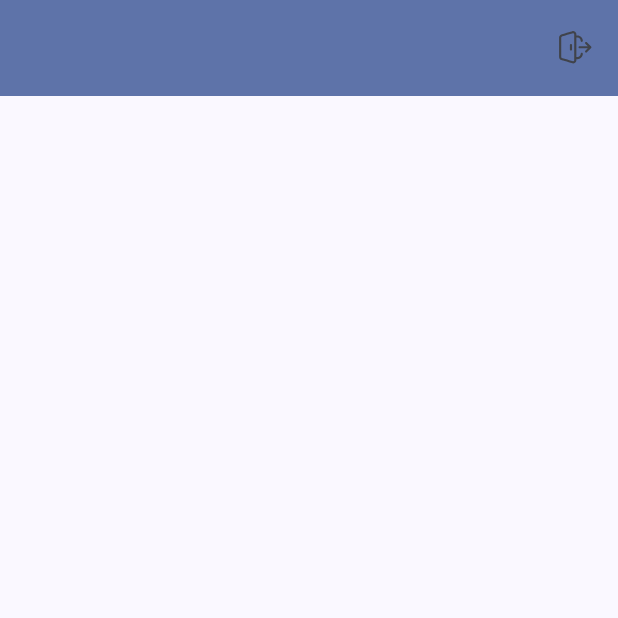
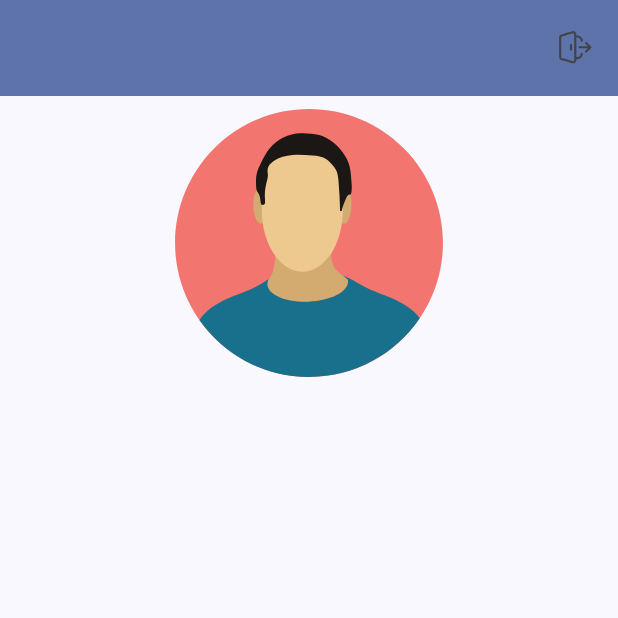
Before and after one commit to newkristian/bancash, an Android app built with Jetpack Compose: the HomeScreen screen opened through its navigation route, on a phone screen of 412 x 824 dp, the top half of it. Run offline under Robolectric (Android 15) with nearby library versions, the phone set to English and light mode, and no system bars; our stand-ins replace Firebase (no records; nobody signed in at launch, a user with empty details on screens opened directly); 1 statement that could not run was skipped.

Commit message:
Show user avatar in home

```diff
--- a/app/src/main/java/me/kristianconk/bancash/presentation/features/home/HomeScreen.kt
+++ b/app/src/main/java/me/kristianconk/bancash/presentation/features/home/HomeScreen.kt
@@ -2,11 +2,14 @@ package me.kristianconk.bancash.presentation.features.home
 
 import android.icu.text.NumberFormat
 import androidx.activity.compose.BackHandler
+import androidx.compose.foundation.Image
+import androidx.compose.foundation.layout.Box
 import androidx.compose.foundation.layout.Column
 import androidx.compose.foundation.layout.Row
 import androidx.compose.foundation.layout.fillMaxSize
 import androidx.compose.foundation.layout.fillMaxWidth
 import androidx.compose.foundation.layout.padding
+import androidx.compose.foundation.layout.size
 import androidx.compose.foundation.lazy.LazyColumn
 import androidx.compose.foundation.lazy.items
 import androidx.compose.material3.Card
@@ -19,12 +22,18 @@ import androidx.compose.material3.Text
 import androidx.compose.material3.TopAppBar
 import androidx.compose.material3.TopAppBarDefaults
 import androidx.compose.runtime.Composable
+import androidx.compose.ui.Alignment
 import androidx.compose.ui.Modifier
 import androidx.compose.ui.graphics.vector.ImageVector
+import androidx.compose.ui.layout.ContentScale
+import androidx.compose.ui.platform.LocalContext
+import androidx.compose.ui.res.painterResource
 import androidx.compose.ui.res.vectorResource
 import androidx.compose.ui.text.style.TextAlign
 import androidx.compose.ui.tooling.preview.Preview
 import androidx.compose.ui.unit.dp
+import coil.compose.AsyncImage
+import coil.request.ImageRequest
 import me.kristianconk.bancash.R
 import me.kristianconk.bancash.domain.model.Movement
 import me.kristianconk.bancash.domain.model.MovementType
@@ -73,6 +82,31 @@ fun HomeScreen(
                 .fillMaxSize(),
 
             ) {
+            item(key = "avatar") {
+                Box(modifier = Modifier.fillMaxWidth()) {
+                    uiState.avatarUrl?.let {
+                        AsyncImage(
+                            model = ImageRequest.Builder(LocalContext.current).data(it).crossfade(true).build(),
+                            contentDescription = "avatar",
+                            placeholder = painterResource(id = R.drawable.empty_avatar),
+                            contentScale = ContentScale.Inside,
+                            modifier = Modifier
+                                .padding(8.dp)
+                                .size(width = 180.dp, height = 180.dp)
+                                .align(Alignment.Center)
+                        )
+                    } ?: run {
+                        Image(
+                            imageVector = ImageVector.vectorResource(id = R.drawable.empty_avatar),
+                            contentDescription = "avatar",
+                            modifier = Modifier
+                                .padding(8.dp)
+                                .size(width = 180.dp, height = 180.dp)
+                                .align(Alignment.Center)
+                        )
+                    }
+                }
+            }
             uiState.balance?.let {
                 item(key = "balance") {
                     BalanceSection(balance = it)
--- a/app/src/main/java/me/kristianconk/bancash/presentation/features/home/HomeUiState.kt
+++ b/app/src/main/java/me/kristianconk/bancash/presentation/features/home/HomeUiState.kt
@@ -4,6 +4,7 @@ import me.kristianconk.bancash.domain.model.Movement
 
 data class HomeUiState(
     val userName: String,
+    val avatarUrl: String? = null,
     val balance: Double? = null,
     val movements: List<Movement> = emptyList()
 )
--- a/app/src/main/java/me/kristianconk/bancash/presentation/features/home/HomeViewModel.kt
+++ b/app/src/main/java/me/kristianconk/bancash/presentation/features/home/HomeViewModel.kt
@@ -34,7 +34,7 @@ class HomeViewModel(
     init {
         viewModelScope.launch {
             repository.getCurrentLoggedUser()?.let { user ->
-                _uiState.update { it.copy(userName = user.username) }
+                _uiState.update { it.copy(userName = user.username, avatarUrl = user.avatarUrl) }
             }
             balanceUseCase.execute()?.let { balance ->
                 _uiState.update { it.copy(balance = balance.accountBalance) }
--- /dev/null
+++ b/app/src/main/res/drawable/empty_avatar.xml
@@ -0,0 +1,30 @@
+<vector xmlns:android="http://schemas.android.com/apk/res/android"
+    android:width="256dp"
+    android:height="256dp"
+    android:viewportWidth="256"
+    android:viewportHeight="256">
+  <path
+      android:pathData="M128,128m-127,0a127,127 0,1 1,254 0a127,127 0,1 1,-254 0"
+      android:fillColor="#F3756F"/>
+  <path
+      android:pathData="M128,255c43.7,0 82.2,-22 105,-55.6 -6.1,-8.3 -15.4,-14 -24.7,-18.2 -11.5,-5.2 -23.8,-8.7 -34.5,-15.5 -2.6,-1.6 -10.1,-5.7 -13,-6.1 -2.5,-0.4 -0.2,2.4 -2.7,3.1 -9.8,2.6 -19.5,5.8 -29,9.3 -9.5,-3.6 -19.2,-6.7 -29,-9.3 -2.5,-0.7 -2.9,-2.9 -5.4,-2.5 -3,0.5 -7.8,3.9 -10.3,5.5 -10.7,6.8 -23,10.3 -34.5,15.5 -9.9,4.5 -19.7,10.7 -25.8,19.8 23,32.7 60.9,54 103.9,54z"
+      android:fillColor="#19708D"/>
+  <path
+      android:pathData="M85.4,66.5c0.9,6 5.4,11 10.7,13.9 5.3,2.9 11.4,4.1 17.4,5.1 6,1 12.1,1.7 17.7,4 6,2.4 11.5,6.5 17.9,7.8 0.8,0.2 1.6,0.3 2.4,0.1 1.8,-0.5 2.8,-2.5 3.4,-4.2 1.9,-5.1 3.7,-10.3 4.6,-15.7 0.8,-4.6 0.8,-9.4 0.5,-14.1 -0.2,-2.8 -0.5,-5.5 -1.4,-8.1 -2.1,-6.4 -7.3,-11.5 -13.3,-14.7 -6,-3.2 -12.7,-4.7 -19.4,-5.7 -5.6,-0.8 -11.4,-1.4 -16.7,0.5 -1.6,0.6 -3,1.3 -4.5,2.1 -2.2,1.1 -4.4,2.2 -6.5,3.3 -1.9,1 -3.8,1.9 -5.3,3.3 -3.4,2.9 -5,7.3 -6.1,11.6 -1.1,3.4 -1.9,7.1 -1.4,10.8z"
+      android:fillColor="#EEC98F"/>
+  <path
+      android:pathData="M75.31,94.09a15.7,6.1 86.33,1 0,12.17 -0.78a15.7,6.1 86.33,1 0,-12.17 0.78z"
+      android:fillColor="#D3AA6F"/>
+  <path
+      android:pathData="M168.18,94.03a15.7,6.1 93.67,1 0,-12.17 -0.78a15.7,6.1 93.67,1 0,12.17 0.78z"
+      android:fillColor="#D3AA6F"/>
+  <path
+      android:pathData="M153.8,153.7c-0.8,-0.8 -1.5,-1.6 -2,-2.6 -0.3,-0.5 -0.4,-1 -0.6,-1.6 -1.3,-2.4 -2,-5.2 -2.1,-7.9 -0.1,-4.6 1.1,-9.1 2.1,-13.6 1.1,-4.8 1.9,-9.7 2.4,-14.6 -9,3 -18.8,1.5 -28.3,2.3 -4.5,0.4 -8.9,1.3 -13.3,1.9 -6.7,0.9 -13.4,0.9 -20.2,0.8 3.5,7.2 5,15.4 4.3,23.4 -0.2,1.9 -0.5,3.8 -0.8,5.8 -0.7,4.4 -1.5,8.9 -3.9,12.7 -1.9,2.2 -2.9,4.6 -2.8,7 0.3,9.8 17.7,17.1 38.8,16.3 21.1,-0.7 37.9,-9.3 37.6,-19 0,-0.7 -0.1,-1.4 -0.3,-2.1 -3.9,-2.7 -7.6,-5.5 -10.9,-8.8z"
+      android:fillColor="#D3AA6F"/>
+  <path
+      android:pathData="M83.2,96a38.5,59.1 0,1 0,77 0a38.5,59.1 0,1 0,-77 0z"
+      android:fillColor="#EEC98F"/>
+  <path
+      android:pathData="M82,88c-0.1,-2.4 -0.7,-4.8 -1.9,-6.9 -0.6,-1.1 -1.3,-2.1 -1.7,-3.2 -0.4,-1.1 -0.5,-2.2 -0.5,-3.4 -0.3,-4.5 -0.4,-9 0.8,-13.3 0.8,-2.9 2.1,-5.6 3.4,-8.3C84.5,48 87,43 90.4,38.7c7.1,-8.9 18.3,-14.5 29.7,-14.7 2,0 4.1,0.1 6.1,0.2 5.1,0.3 10.3,0.6 15.1,2.5 3.2,1.3 6.1,3.2 8.8,5.3 7.3,5.7 13.5,13.2 16,22.1 1.2,4.1 1.6,8.4 1.9,12.6 0.4,4.9 1.1,11.2 -0.2,15 -3.2,-0.2 -4.1,2.8 -5.4,5.7 -1.5,3.3 -2.7,6.7 -3.4,10.3h-1.5c-0.2,-9.7 -0.8,-19.4 -1.6,-29.1 -0.3,-2.8 -0.6,-5.6 -1.6,-8.3 -1.1,-2.8 -2.9,-5.1 -4.9,-7.3 -1.5,-1.7 -3,-3.3 -4.9,-4.5 -3.9,-2.5 -8.6,-3 -13.2,-3.4 -6.3,-0.6 -12.6,-1.1 -18.9,-0.6 -6.3,0.5 -12.6,2.2 -17.9,5.7 -2.7,1.9 -5.3,4.5 -5.7,7.7 -0.3,2.1 0.2,4 0.2,5.9 0,2.7 -0.9,5.2 -1.5,7.8 -1.3,5.2 -1.7,10.5 -1.2,15.8 0.1,1 0.2,2 -0.1,2.9 -0.3,0.9 -1.2,1.8 -2.2,1.6 -1.7,-0.1 -1.9,-2.3 -2,-3.9z"
+      android:fillColor="#1B1714"/>
+</vector>
```
